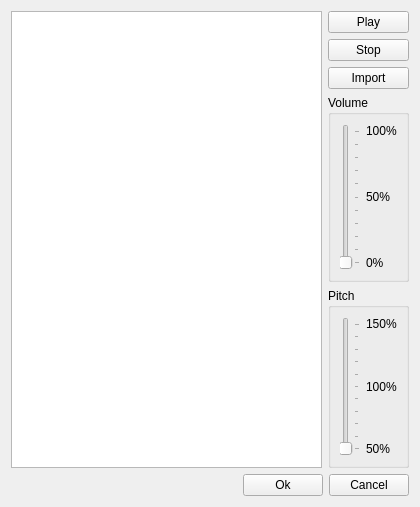
Before: the Qt Designer form dialogs/audiodialog.ui in jowin202/YaRXP, drawn with Qt 5.
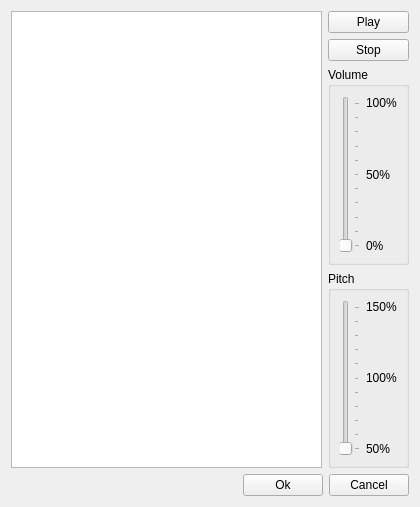
After: the same form once the commit is applied.

Patch:
```diff
--- a/dialogs/audiodialog.ui
+++ b/dialogs/audiodialog.ui
@@ -19,14 +19,83 @@
   <layout class="QGridLayout" name="gridLayout_2">
    <item row="1" column="0">
     <layout class="QGridLayout" name="gridLayout">
-     <item row="0" column="0" rowspan="5">
-      <widget class="QListWidget" name="list">
-       <property name="selectionRectVisible">
-        <bool>true</bool>
+     <item row="1" column="2">
+      <widget class="QPushButton" name="button_stop">
+       <property name="text">
+        <string>Stop</string>
        </property>
       </widget>
      </item>
-     <item row="4" column="2">
+     <item row="2" column="2">
+      <widget class="QGroupBox" name="groupBox">
+       <property name="title">
+        <string>Volume</string>
+       </property>
+       <layout class="QGridLayout" name="gridLayout_3">
+        <item row="2" column="2">
+         <spacer name="verticalSpacer">
+          <property name="orientation">
+           <enum>Qt::Vertical</enum>
+          </property>
+          <property name="sizeHint" stdset="0">
+           <size>
+            <width>20</width>
+            <height>40</height>
+           </size>
+          </property>
+         </spacer>
+        </item>
+        <item row="3" column="2">
+         <widget class="QLabel" name="label_2">
+          <property name="text">
+           <string>50%</string>
+          </property>
+         </widget>
+        </item>
+        <item row="4" column="2">
+         <spacer name="verticalSpacer_2">
+          <property name="orientation">
+           <enum>Qt::Vertical</enum>
+          </property>
+          <property name="sizeHint" stdset="0">
+           <size>
+            <width>20</width>
+            <height>40</height>
+           </size>
+          </property>
+         </spacer>
+        </item>
+        <item row="5" column="2">
+         <widget class="QLabel" name="label_3">
+          <property name="text">
+           <string>0%</string>
+          </property>
+         </widget>
+        </item>
+        <item row="1" column="2">
+         <widget class="QLabel" name="label">
+          <property name="text">
+           <string>100%</string>
+          </property>
+         </widget>
+        </item>
+        <item row="1" column="1" rowspan="5">
+         <widget class="QSlider" name="slider_volume">
+          <property name="maximum">
+           <number>100</number>
+          </property>
+          <property name="orientation">
+           <enum>Qt::Vertical</enum>
+          </property>
+          <property name="tickPosition">
+           <enum>QSlider::TicksBelow</enum>
+          </property>
+         </widget>
+        </item>
+       </layout>
+      </widget>
+     </item>
+     <item row="3" column="2">
       <widget class="QGroupBox" name="groupBox_2">
        <property name="title">
         <string>Pitch</string>
@@ -98,82 +167,6 @@
        </layout>
       </widget>
      </item>
-     <item row="3" column="2">
-      <widget class="QGroupBox" name="groupBox">
-       <property name="title">
-        <string>Volume</string>
-       </property>
-       <layout class="QGridLayout" name="gridLayout_3">
-        <item row="2" column="2">
-         <spacer name="verticalSpacer">
-          <property name="orientation">
-           <enum>Qt::Vertical</enum>
-          </property>
-          <property name="sizeHint" stdset="0">
-           <size>
-            <width>20</width>
-            <height>40</height>
-           </size>
-          </property>
-         </spacer>
-        </item>
-        <item row="3" column="2">
-         <widget class="QLabel" name="label_2">
-          <property name="text">
-           <string>50%</string>
-          </property>
-         </widget>
-        </item>
-        <item row="4" column="2">
-         <spacer name="verticalSpacer_2">
-          <property name="orientation">
-           <enum>Qt::Vertical</enum>
-          </property>
-          <property name="sizeHint" stdset="0">
-           <size>
-            <width>20</width>
-            <height>40</height>
-           </size>
-          </property>
-         </spacer>
-        </item>
-        <item row="5" column="2">
-         <widget class="QLabel" name="label_3">
-          <property name="text">
-           <string>0%</string>
-          </property>
-         </widget>
-        </item>
-        <item row="1" column="2">
-         <widget class="QLabel" name="label">
-          <property name="text">
-           <string>100%</string>
-          </property>
-         </widget>
-        </item>
-        <item row="1" column="1" rowspan="5">
-         <widget class="QSlider" name="slider_volume">
-          <property name="maximum">
-           <number>100</number>
-          </property>
-          <property name="orientation">
-           <enum>Qt::Vertical</enum>
-          </property>
-          <property name="tickPosition">
-           <enum>QSlider::TicksBelow</enum>
-          </property>
-         </widget>
-        </item>
-       </layout>
-      </widget>
-     </item>
-     <item row="1" column="2">
-      <widget class="QPushButton" name="button_stop">
-       <property name="text">
-        <string>Stop</string>
-       </property>
-      </widget>
-     </item>
      <item row="0" column="2">
       <widget class="QPushButton" name="button_play">
        <property name="text">
@@ -181,10 +174,10 @@
        </property>
       </widget>
      </item>
-     <item row="2" column="2">
-      <widget class="QPushButton" name="button_import">
-       <property name="text">
-        <string>Import</string>
+     <item row="0" column="0" rowspan="4">
+      <widget class="QListWidget" name="list">
+       <property name="selectionRectVisible">
+        <bool>true</bool>
        </property>
       </widget>
      </item>
```
